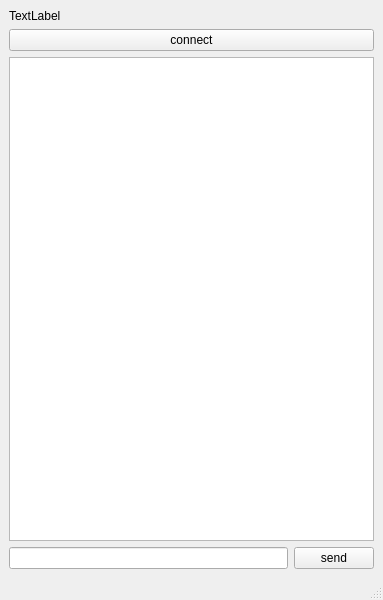
This is Client/mainwindow.ui in andreyschelkovo/first_try as Qt 5 draws it before an edit. The edited form follows.
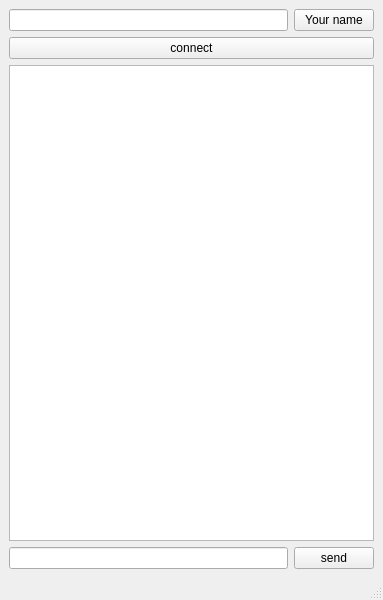
This is the edited form.

```diff
--- a/Client/mainwindow.ui
+++ b/Client/mainwindow.ui
@@ -15,30 +15,33 @@
   </property>
   <widget class="QWidget" name="centralwidget">
    <layout class="QGridLayout" name="gridLayout">
-    <item row="2" column="0" colspan="2">
-     <widget class="QTextBrowser" name="textBrowser"/>
+    <item row="1" column="0" colspan="2">
+     <widget class="QPushButton" name="connect_btn">
+      <property name="text">
+       <string>connect</string>
+      </property>
+     </widget>
     </item>
-    <item row="3" column="0">
+    <item row="4" column="0">
      <widget class="QLineEdit" name="lineEdit"/>
     </item>
-    <item row="3" column="1">
+    <item row="4" column="1">
      <widget class="QPushButton" name="send_btn">
       <property name="text">
        <string>send</string>
       </property>
      </widget>
     </item>
+    <item row="3" column="0" colspan="2">
+     <widget class="QTextBrowser" name="textBrowser"/>
+    </item>
     <item row="0" column="0">
-     <widget class="QLabel" name="label">
-      <property name="text">
-       <string>TextLabel</string>
-      </property>
-     </widget>
+     <widget class="QLineEdit" name="lineEdit_name"/>
     </item>
-    <item row="1" column="0" colspan="2">
-     <widget class="QPushButton" name="connect_btn">
+    <item row="0" column="1">
+     <widget class="QPushButton" name="pushButton_your_name">
       <property name="text">
-       <string>connect</string>
+       <string>Your name</string>
       </property>
      </widget>
     </item>
```
